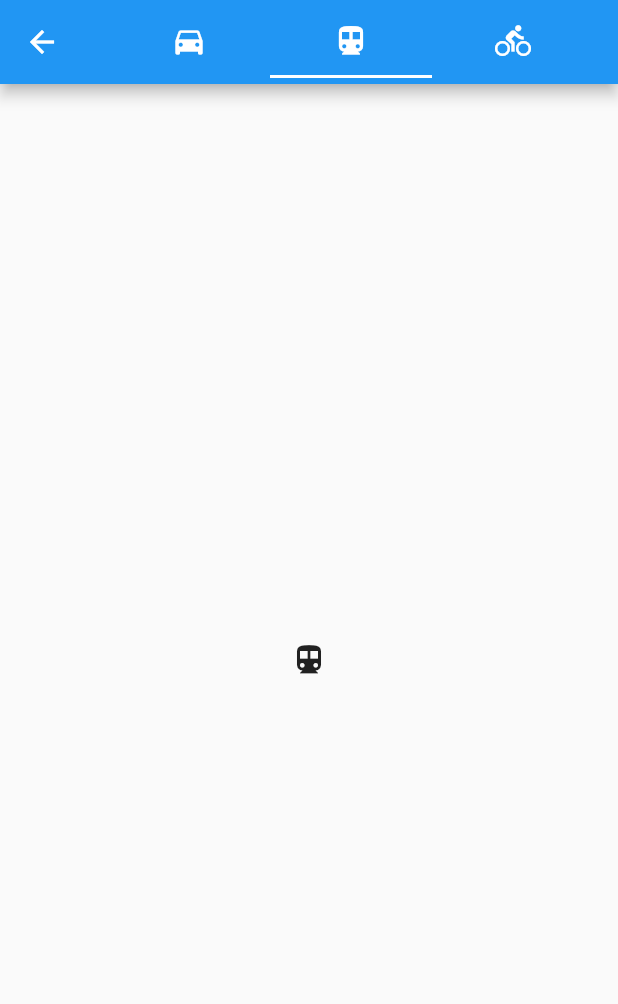
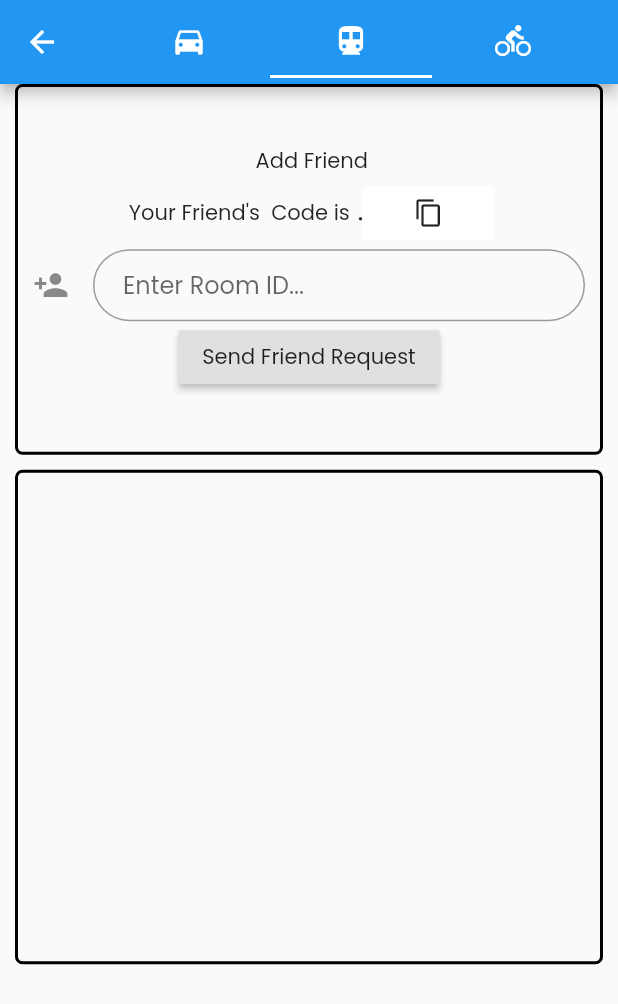
Before and after one commit to binayakbehera999/Snap-N-Eat, a Flutter app: the FriendScreen screen opened directly, tab 2 chosen, on a phone screen of 412 x 824 dp. Shown: the top 1004 px of the screen. Run offline on Flutter 3.47's test engine with Material 2 defaults, Android fonts, the phone set to English and light mode, and no system bars; our stand-ins replace cloud_firestore, fl_chart, flutter_svg, percent_indicator, shared_preferences; missing offline and left inert: fluid_bottom_nav_bar, oauth2_client; accounts and stored records are empty.

Commit message:
Adds Friend Request Screen

```diff
--- a/lib/models/user.dart
+++ b/lib/models/user.dart
@@ -1,5 +1,3 @@
-import 'package:flutter/widgets.dart';
-
 class User {
   String uid;
   String fullName;
--- a/lib/screens/friendlist.dart
+++ b/lib/screens/friendlist.dart
@@ -27,7 +27,7 @@ class _FriendListState extends State<FriendList> {
   }
 
   acceptFriendRequest(String friendId) {
-    var newFormat = DateFormat("yy-MM-dd");
+    var newFormat = DateFormat("yyyy-MM-dd");
     String updatedDt = newFormat.format(DateTime.now());
     print(updatedDt);
 
@@ -39,7 +39,7 @@ class _FriendListState extends State<FriendList> {
         .collection('Friends')
         .document(friendId)
         .setData({
-      'join': updatedDt,
+      'Friend Since': updatedDt,
     }).whenComplete(() {
       db
           .collection('users')
@@ -47,10 +47,11 @@ class _FriendListState extends State<FriendList> {
           .collection('Friends')
           .document(userId.uid)
           .setData({
-        'join': updatedDt,
+        'Friend Since': updatedDt,
       }).whenComplete(() => print("Added Friend into FriendsList"));
     });
   }
+
 
   @override
   Widget build(BuildContext context) {
--- /dev/null
+++ b/lib/screens/friendrequest.dart
@@ -0,0 +1,192 @@
+import 'package:cloud_firestore/cloud_firestore.dart';
+import 'package:flutter/material.dart';
+import 'package:intl/intl.dart';
+import 'package:provider/provider.dart';
+import 'package:snap_n_eat/components/friendrequesttiles.dart';
+import 'package:snap_n_eat/models/dashboardProvider.dart';
+import 'package:snap_n_eat/models/user.dart';
+
+class FriendRequest extends StatefulWidget {
+  @override
+  _FriendRequestState createState() => _FriendRequestState();
+}
+
+class _FriendRequestState extends State<FriendRequest> {
+  double height;
+  double width;
+  User userId;
+  TextEditingController addFriendTextContoller;
+  @override
+  void initState() {
+    // TODO: implement initState
+    super.initState();
+    addFriendTextContoller = new TextEditingController();
+  }
+
+  @override
+  void dispose() {
+    // TODO: implement dispose
+    addFriendTextContoller.dispose();
+    super.dispose();
+  }
+
+  sendFriendRequest(String friendId) {
+    var db = Firestore.instance;
+    db
+        .collection('users')
+        .document(userId.uid)
+        .collection('PendingFriendRequest')
+        .document(friendId)
+        .setData({
+      'avatar': userId.avatar,
+      'fullName': userId.fullName,
+    }).whenComplete(() => print("Friend Request Send"));
+  }
+
+  acceptFriendRequest(String friendId) {
+    var newFormat = DateFormat("yyyy-MM-dd");
+    String updatedDt = newFormat.format(DateTime.now());
+    print(updatedDt);
+
+    var db = Firestore.instance;
+
+    db
+        .collection('users')
+        .document(userId.uid)
+        .collection('Friends')
+        .document(friendId)
+        .setData({
+      'Friend Since': updatedDt,
+    }).whenComplete(() {
+      db
+          .collection('users')
+          .document(friendId)
+          .collection('Friends')
+          .document(userId.uid)
+          .setData({
+        'Friend Since': updatedDt,
+      }).whenComplete(() => print("Added Friend into FriendsList"));
+    });
+  }
+
+  @override
+  Widget build(BuildContext context) {
+    height = MediaQuery.of(context).size.height;
+    width = MediaQuery.of(context).size.width;
+    userId = Provider.of<DashBoardProvider>(context).user;
+    return Container(
+      height: height,
+      width: width,
+      child: Column(
+        children: <Widget>[
+          Container(
+            height: height * 0.3,
+            width: width - 20,
+            padding: EdgeInsets.all(10),
+            decoration: BoxDecoration(
+              border: Border.all(
+                  color: Colors.black, style: BorderStyle.solid, width: 2.0),
+              borderRadius: BorderRadius.circular(5.0),
+            ),
+            child: Column(
+              mainAxisAlignment: MainAxisAlignment.center,
+              children: <Widget>[
+                Center(
+                  child: Text(" Add Friend"),
+                ),
+                Row(
+                  crossAxisAlignment: CrossAxisAlignment.center,
+                  mainAxisAlignment: MainAxisAlignment.center,
+                  children: <Widget>[
+                    Text(" Your Friend's  Code is "),
+                    Padding(
+                      padding: EdgeInsets.all(1.0),
+                    ),
+                    Text(
+                      userId.uid + '.',
+                      style: TextStyle(
+                        fontWeight: FontWeight.bold,
+                      ),
+                    ),
+                    RaisedButton(
+                      color: Colors.white,
+                      elevation: 0,
+                      onPressed: () {
+                        print('Hello');
+                      },
+                      child: Icon(
+                        Icons.content_copy,
+                        size: 20,
+                      ),
+                    )
+                  ],
+                ),
+                TextField(
+                  controller: addFriendTextContoller,
+                  keyboardType: TextInputType.text,
+                  decoration: new InputDecoration(
+                    hintText: 'Enter Room ID...',
+                    contentPadding:
+                        const EdgeInsets.fromLTRB(20.0, 10.0, 20.0, 10.0),
+                    border: new OutlineInputBorder(
+                      borderRadius: new BorderRadius.circular(32.0),
+                    ),
+                    icon: Icon(Icons.person_add),
+                  ),
+                ),
+                RaisedButton(
+                  onPressed: () {
+                    String friendId = addFriendTextContoller.text;
+                    sendFriendRequest(friendId);
+                  },
+                  child: Text("Send Friend Request"),
+                )
+              ],
+            ),
+          ),
+          Padding(
+            padding: EdgeInsets.all(5.0),
+          ),
+         Container(
+            height: height * 0.4,
+            width: width - 20,
+            padding: EdgeInsets.all(10),
+            decoration: BoxDecoration(
+              border: Border.all(
+                  color: Colors.black, style: BorderStyle.solid, width: 2.0),
+              borderRadius: BorderRadius.circular(5.0),
+            ),
+            child: StreamBuilder(
+              stream: Firestore.instance
+                  .collection("users")
+                  .document(userId.uid)
+                  .collection('PendingFriendRequest')
+                  .snapshots(),
+              builder: (context, snapshot) {
+                return !snapshot.hasData
+                    ? Text('PLease Wait')
+                    : ListView.builder(
+                        itemCount: snapshot.data.documents.length,
+                        itemBuilder: (context, index) {
+                          DocumentSnapshot pendingRequests =
+                              snapshot.data.documents[index];
+                          print(pendingRequests.data);
+                          return FriendRequestTiles(
+                            name: pendingRequests['fullName'],
+                            avatar: pendingRequests['avatar'],
+                            friendId: pendingRequests.documentID,
+                            userId: userId.uid,
+                          );
+                        },
+                      );
+              },
+            ),
+          ),
+          Padding(
+            padding: EdgeInsets.all(5.0),
+          ),
+        ],
+      ),
+    );
+  }
+}
--- a/lib/screens/friends.dart
+++ b/lib/screens/friends.dart
@@ -1,5 +1,6 @@
 import 'package:flutter/material.dart';
 import 'package:snap_n_eat/screens/friendlist.dart';
+import 'package:snap_n_eat/screens/friendrequest.dart';
 
 class FriendScreen extends StatefulWidget {
   FriendScreen({Key key}) : super(key: key);
@@ -26,7 +27,7 @@ class _FriendScreenState extends State<FriendScreen> {
           body: TabBarView(
             children: [
               FriendList(),
-              Icon(Icons.directions_transit),
+              FriendRequest(),
               Icon(Icons.directions_bike),
             ],
           ),
```
Also changed, not shown: lib/components/friendrequesttiles.dart (added, +40 -0 lines).
